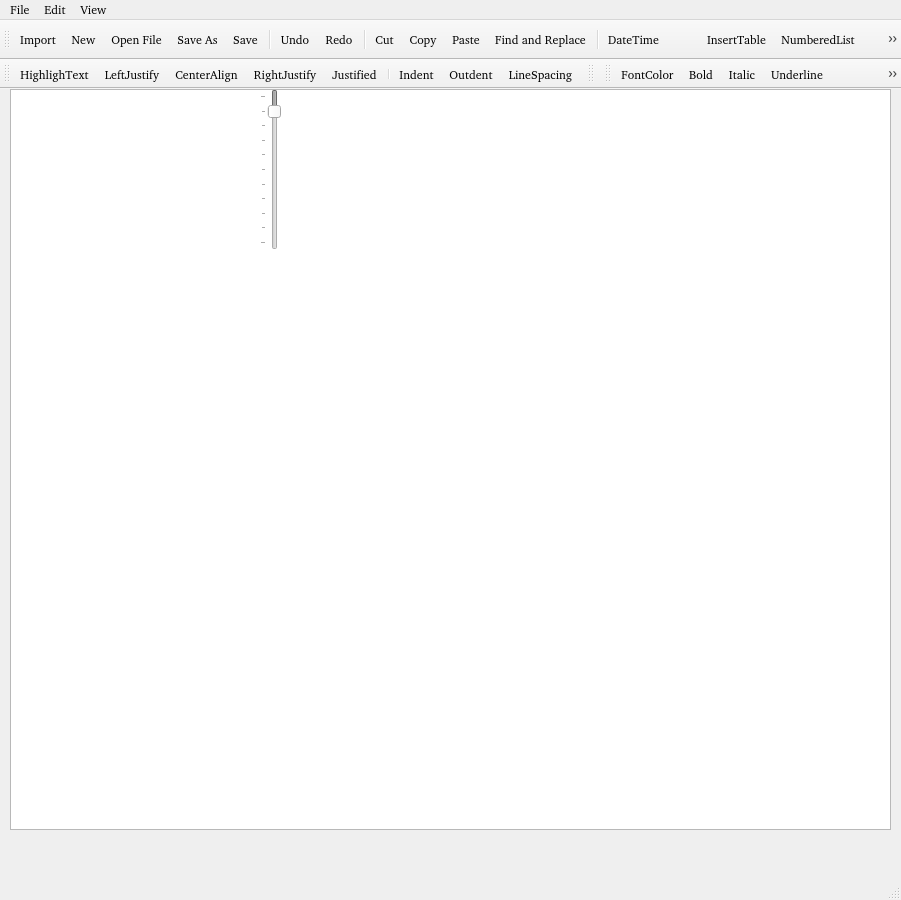
First picture: the form in Developer/QtDesignerUI/MyWriterUI.ui, repository preachermax/BiblionOCR, before the edit.
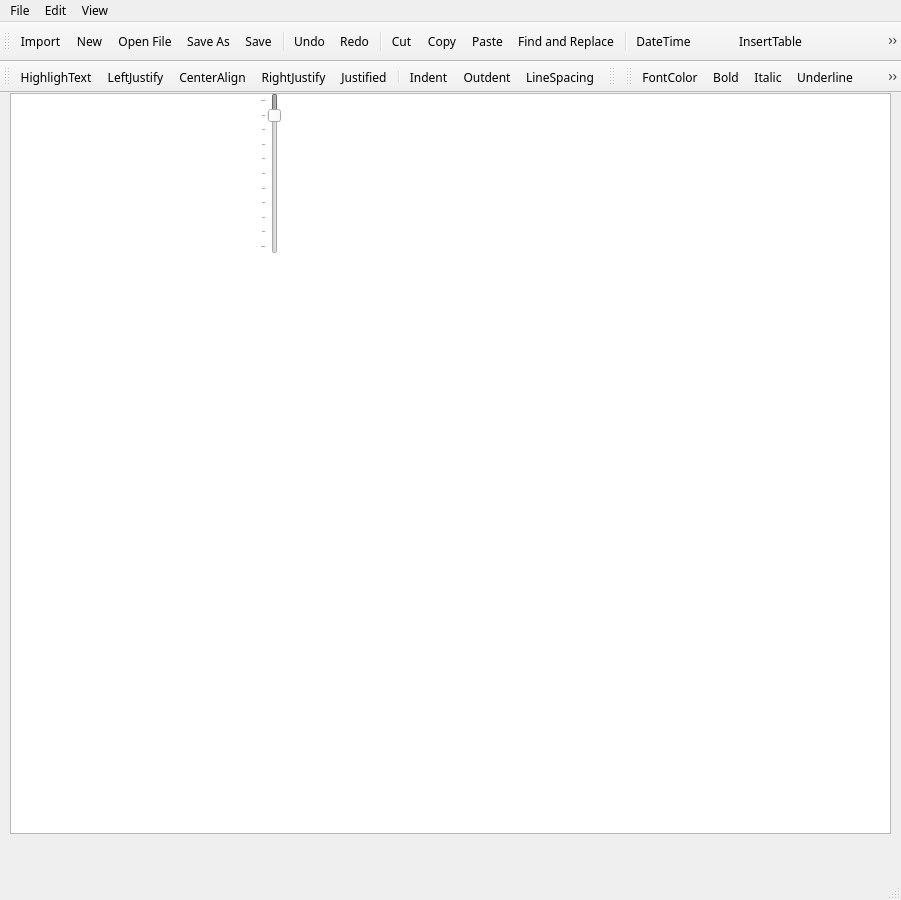
Second picture: the form after the edit. Icons and pictures are not drawn.

Commit message: fix(gui): bind chr reference and standardize FROMVS ui font

Diff of the .ui file:
```diff
--- a/Developer/QtDesignerUI/MyWriterUI.ui
+++ b/Developer/QtDesignerUI/MyWriterUI.ui
@@ -15,7 +15,7 @@
   </property>
   <property name="font">
    <font>
-    <family>FROMVS [MAXR]</family>
+    <family>FROMVS</family>
    </font>
   </property>
   <property name="windowTitle">
@@ -37,7 +37,7 @@
     </property>
     <property name="font">
      <font>
-      <family>FROMVS [MAXR]</family>
+      <family>FROMVS</family>
       <pointsize>20</pointsize>
      </font>
     </property>
```
The commit also changes 39 other files.
